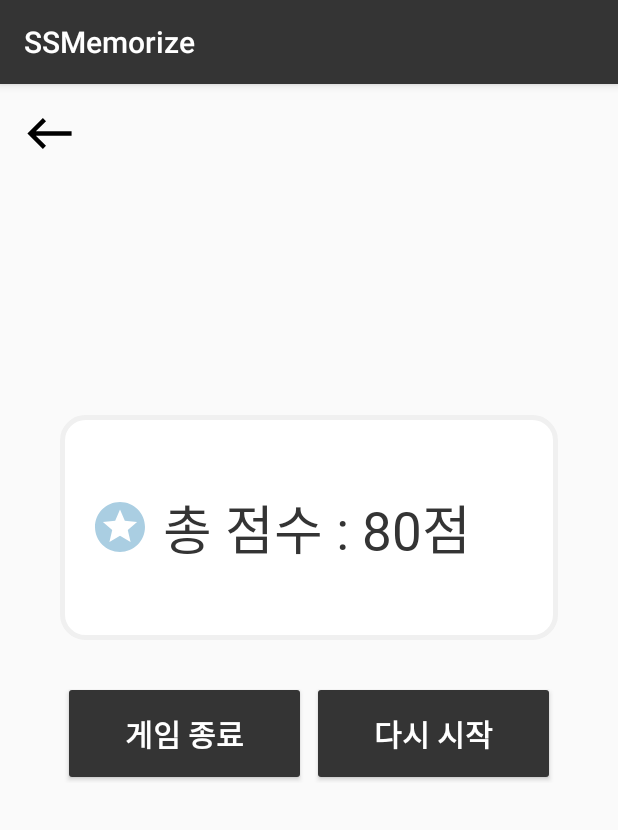
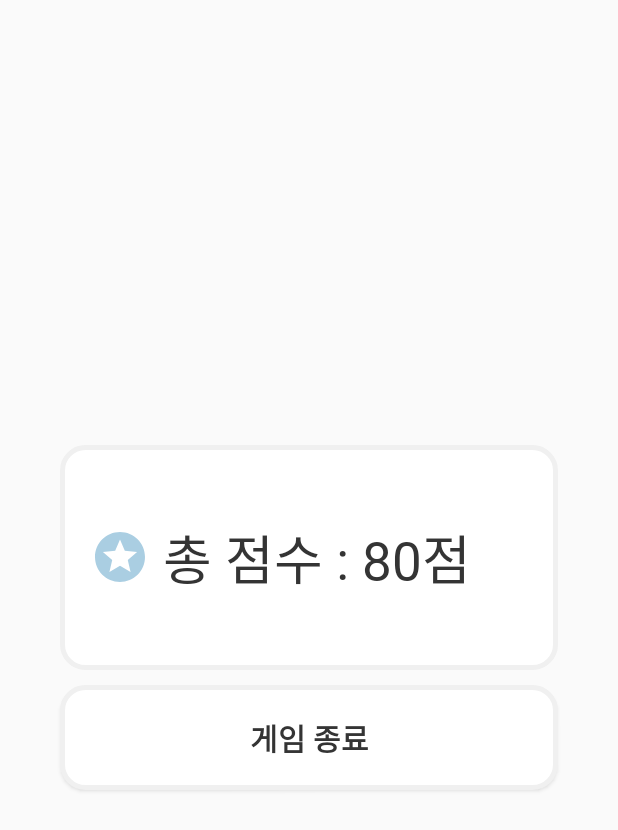
Before and after one commit to LeeMinJii/SSMemorize, an Android app: the Game_4_4 screen opened directly, with no data from a screen before it, on a phone screen of 412 x 824 dp. Shown: the top 830 px of the screen. Run offline under Robolectric (Android 15) with nearby library versions, the phone set to English and light mode, and no system bars; Roboto replaces fonts that are not available here.

Commit message:
뒤로가기버튼, 상단바 없애기

```diff
--- a/app/src/main/java/com/example/ssmemorize/Game_4_4.java
+++ b/app/src/main/java/com/example/ssmemorize/Game_4_4.java
@@ -1,8 +1,13 @@
 package com.example.ssmemorize;
 
+import androidx.appcompat.app.ActionBar;
 import androidx.appcompat.app.AppCompatActivity;
 
+import android.content.Intent;
 import android.os.Bundle;
+import android.view.View;
+import android.widget.Button;
+import android.widget.ImageButton;
 
 public class Game_4_4 extends AppCompatActivity {
 
@@ -10,5 +15,19 @@ public class Game_4_4 extends AppCompatActivity {
     protected void onCreate(Bundle savedInstanceState) {
         super.onCreate(savedInstanceState);
         setContentView(R.layout.activity_game44);
+
+        // 타이틀바 없애기
+        ActionBar actionBar = getSupportActionBar();
+        actionBar.hide();
+
+        // 게임 종료 버튼
+        Button btn_game_end = findViewById(R.id.btn_game_end);
+        btn_game_end.setOnClickListener(new View.OnClickListener() {
+            @Override
+            public void onClick(View view) {
+                Intent intent = new Intent(getApplicationContext(),Game_4_main.class);
+                startActivity(intent);
+            }
+        });
     }
 }
--- a/app/src/main/res/layout/activity_game44.xml
+++ b/app/src/main/res/layout/activity_game44.xml
@@ -1,28 +1,17 @@
 <?xml version="1.0" encoding="utf-8"?>
 <RelativeLayout xmlns:android="http://schemas.android.com/apk/res/android"
     android:layout_width="match_parent"
-    android:layout_height="match_parent">
-
-    <ImageButton
-        android:id="@+id/btn_back"
-        android:layout_width="wrap_content"
-        android:layout_height="wrap_content"
-        android:src="@drawable/back"
-        android:background="@color/transparent"
-        android:layout_marginTop="15dp"
-        android:layout_marginLeft="15dp"/>
-
+    android:layout_height="match_parent"
+    android:gravity="center">
 
     <TextView
         android:id="@+id/game_score"
         android:layout_width="match_parent"
         android:layout_height="150dp"
-        android:layout_below="@+id/btn_back"
         android:orientation="vertical"
         android:weightSum="5"
         android:layout_marginLeft="40dp"
         android:layout_marginRight="40dp"
-        android:layout_marginTop="170dp"
         android:background="@drawable/thin_gray"
         android:text=" 총 점수 : 80점"
         android:drawableLeft="@drawable/star"
@@ -33,41 +22,19 @@
         android:padding="20dp"
         android:fontFamily="@font/cafe"/>
 
-
-    <LinearLayout
-        android:layout_width="match_parent"
-        android:layout_height="70dp"
-        android:layout_marginLeft="40dp"
-        android:layout_marginRight="40dp"
-        android:layout_marginTop="25dp"
-        android:layout_below="@+id/game_score"
-        android:orientation="horizontal"
-        android:weightSum="4">
-
         <Button
-            android:id="@+id/game_end"
+            android:id="@+id/btn_game_end"
             android:layout_width="match_parent"
             android:layout_height="70dp"
-            android:layout_weight="2"
+            android:layout_below="@+id/game_score"
             android:text="게임 종료"
-            android:textColor="@color/white"
+            android:layout_marginLeft="40dp"
+            android:layout_marginRight="40dp"
+            android:layout_marginTop="10dp"
+            android:textColor="@color/dark"
             android:textSize="20dp"
             android:textStyle="bold"
-            android:layout_margin="2dp"
-            android:backgroundTint="@color/dark"
+            android:background="@drawable/thin_gray"
             android:fontFamily="@font/cafe"/>
-        <Button
-            android:id="@+id/game_restart"
-            android:layout_width="match_parent"
-            android:layout_height="70dp"
-            android:layout_weight="2"
-            android:text="다시 시작"
-            android:textColor="@color/white"
-            android:textSize="20dp"
-            android:textStyle="bold"
-            android:layout_margin="2dp"
-            android:backgroundTint="@color/dark"
-            android:fontFamily="@font/cafe"/>
-    </LinearLayout>
 
 </RelativeLayout>
--- a/app/src/main/res/layout/activity_memorize32.xml
+++ b/app/src/main/res/layout/activity_memorize32.xml
@@ -63,6 +63,7 @@
                     android:drawableLeft="@drawable/right"/>
 
                 <Button
+                    android:id="@+id/btn_start_study"
                     android:layout_width="0dp"
                     android:layout_height="wrap_content"
                     android:layout_weight="1.7"
```
Also changed, not shown: app/src/main/java/com/example/ssmemorize/Game_4_1_2.java (+16 -0 lines), app/src/main/java/com/example/ssmemorize/Game_4_1_3.java (+16 -0 lines), app/src/main/java/com/example/ssmemorize/Game_4_2_2.java (+16 -0 lines), app/src/main/java/com/example/ssmemorize/Game_4_2_3.java (+16 -0 lines), app/src/main/java/com/example/ssmemorize/Game_4_3_2.java (+16 -0 lines), app/src/main/java/com/example/ssmemorize/Memorize_3_2.java (+11 -0 lines), app/src/main/java/com/example/ssmemorize/Memorize_3_4.java (+12 -0 lines), app/src/main/java/com/example/ssmemorize/Memorize_3_5.java (+12 -0 lines), app/src/main/java/com/example/ssmemorize/MyPage_5_1_1.java (+16 -0 lines), app/src/main/java/com/example/ssmemorize/MyPage_5_2_1.java (+16 -0 lines), app/src/main/java/com/example/ssmemorize/MyPage_5_2_2.java (+16 -0 lines), app/src/main/java/com/example/ssmemorize/memorize3_3.java (+16 -0 lines), app/src/main/res/layout/activity_memorize34.xml (+2 -11 lines), app/src/main/res/layout/activity_memorize35.xml (+1 -10 lines).
